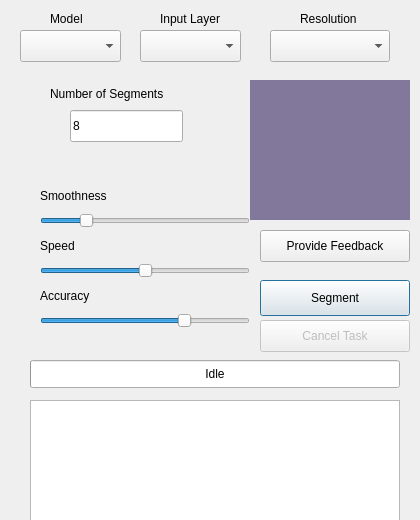
This is segmenter_dialog_base.ui in sirebellum/qgis-segmentation as Qt 5 draws it before an edit. The edited form follows.
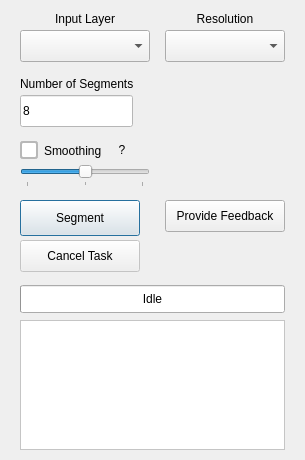
This is the edited form.

```diff
--- a/segmenter_dialog_base.ui
+++ b/segmenter_dialog_base.ui
@@ -6,363 +6,146 @@
    <rect>
     <x>0</x>
     <y>0</y>
-    <width>420</width>
-    <height>520</height>
+    <width>305</width>
+    <height>460</height>
    </rect>
   </property>
   <property name="windowTitle">
    <string>Map Segmenter</string>
   </property>
-  <property name="toolTip">
-   <string/>
+  <property name="styleSheet">
+   <string notr="true">QComboBox { color: palette(text); }
+QComboBox QAbstractItemView { color: palette(text); }
+QCheckBox { color: palette(text); spacing: 6px; }
+QCheckBox::indicator { width: 14px; height: 14px; background-color: palette(base); border: 2px solid palette(mid); border-radius: 3px; }
+QCheckBox::indicator:checked { background-color: #9370db; border-color: #9370db; }
+QCheckBox::indicator:hover { border-color: palette(highlight); }
+QPushButton { color: palette(text); }
+QToolButton { color: palette(text); }
+QLabel { color: palette(text); }
+QLineEdit { color: palette(text); background-color: palette(base); }
+QPlainTextEdit { color: palette(text); background-color: palette(base); }
+QProgressBar { color: palette(text); }
+QSlider { color: palette(text); }
+QDialog { background-color: palette(window); }</string>
   </property>
-  <property name="statusTip">
-   <string/>
-  </property>
-  <property name="whatsThis">
-   <string/>
-  </property>
-  <widget class="QPushButton" name="buttonPredict">
+
+  <widget class="QLabel" name="labelInputLayer">
    <property name="geometry">
-    <rect>
-      <x>260</x>
-      <y>280</y>
-      <width>150</width>
-      <height>36</height>
-    </rect>
+    <rect><x>20</x><y>10</y><width>130</width><height>18</height></rect>
    </property>
-   <property name="toolTip">
-    <string>Segment the map!</string>
-   </property>
-   <property name="text">
-    <string>Segment</string>
-   </property>
-  </widget>
-  <widget class="QPushButton" name="buttonStop">
-   <property name="enabled">
-    <bool>false</bool>
-   </property>
-   <property name="geometry">
-    <rect>
-      <x>260</x>
-      <y>320</y>
-      <width>150</width>
-      <height>32</height>
-    </rect>
-   </property>
-   <property name="text">
-    <string>Cancel Task</string>
-   </property>
-  </widget>
-  <widget class="QPlainTextEdit" name="inputBox">
-   <property name="geometry">
-    <rect>
-      <x>30</x>
-      <y>400</y>
-      <width>370</width>
-      <height>140</height>
-    </rect>
-   </property>
-   <property name="plainText">
-        <string/>
-   </property>
-   <property name="overwriteMode">
-    <bool>false</bool>
-   </property>
-   <property name="backgroundVisible">
-    <bool>false</bool>
-   </property>
-  </widget>
-  <widget class="QProgressBar" name="jobProgress">
-   <property name="geometry">
-    <rect>
-      <x>30</x>
-      <y>360</y>
-      <width>370</width>
-      <height>28</height>
-    </rect>
-   </property>
-   <property name="minimum">
-    <number>0</number>
-   </property>
-   <property name="maximum">
-    <number>100</number>
-   </property>
-   <property name="value">
-    <number>0</number>
-   </property>
-   <property name="format">
-    <string>Idle</string>
-   </property>
-   <property name="textVisible">
-    <bool>true</bool>
-   </property>
-  </widget>
-  <widget class="QLabel" name="imageLarge">
-   <property name="geometry">
-    <rect>
-      <x>250</x>
-      <y>80</y>
-      <width>160</width>
-      <height>140</height>
-    </rect>
-   </property>
-   <property name="styleSheet">
-    <string notr="true">background-color: rgba(44, 29, 90, 144);</string>
-   </property>
-   <property name="text">
-    <string/>
-   </property>
-  <property name="alignment">
-   <set>Qt::AlignCenter</set>
-  </property>
-  </widget>
-  <widget class="QComboBox" name="inputLoadModel">
-   <property name="geometry">
-    <rect>
-      <x>20</x>
-      <y>30</y>
-      <width>101</width>
-      <height>32</height>
-    </rect>
-   </property>
-   <property name="toolTip">
-    <string/>
-   </property>
-   <property name="currentText">
-    <string/>
-   </property>
-   <property name="placeholderText">
-    <string>K-Means</string>
-   </property>
-  </widget>
-  <widget class="QLabel" name="labelLoadModel">
-   <property name="geometry">
-    <rect>
-      <x>50</x>
-      <y>10</y>
-      <width>81</width>
-      <height>18</height>
-    </rect>
-   </property>
-   <property name="text">
-    <string comment="Number of segments to divide input into">Model</string>
-   </property>
-  </widget>
-  <widget class="QLabel" name="labelSegments">
-   <property name="geometry">
-    <rect>
-      <x>50</x>
-      <y>85</y>
-      <width>161</width>
-      <height>18</height>
-    </rect>
-   </property>
-   <property name="text">
-    <string comment="Number of segments to divide input into">Number of Segments</string>
-   </property>
+   <property name="text"><string>Input Layer</string></property>
+   <property name="alignment"><set>Qt::AlignCenter</set></property>
   </widget>
   <widget class="QComboBox" name="inputLayer">
    <property name="geometry">
-    <rect>
-      <x>140</x>
-      <y>30</y>
-      <width>101</width>
-      <height>32</height>
-    </rect>
+    <rect><x>20</x><y>30</y><width>130</width><height>32</height></rect>
    </property>
-   <property name="toolTip">
-    <string/>
-   </property>
-   <property name="currentText">
-    <string/>
-   </property>
-   <property name="placeholderText">
-    <string/>
-   </property>
+   <property name="toolTip"><string>Select a 3-band GeoTIFF raster layer for K-Means segmentation.</string></property>
   </widget>
-  <widget class="QLabel" name="labelLoadModel_2">
+
+  <widget class="QLabel" name="labelResolution">
    <property name="geometry">
-    <rect>
-      <x>160</x>
-      <y>10</y>
-      <width>81</width>
-      <height>18</height>
-    </rect>
+    <rect><x>165</x><y>10</y><width>120</width><height>18</height></rect>
    </property>
-   <property name="text">
-    <string comment="Number of segments to divide input into">Input Layer</string>
-   </property>
-  </widget>
-  <widget class="QLabel" name="labelLoadModel_3">
-   <property name="geometry">
-    <rect>
-      <x>300</x>
-      <y>10</y>
-      <width>81</width>
-      <height>18</height>
-    </rect>
-   </property>
-   <property name="accessibleDescription">
-    <string/>
-   </property>
-   <property name="text">
-    <string comment="Number of segments to divide input into">Resolution</string>
-   </property>
+   <property name="text"><string>Resolution</string></property>
+   <property name="alignment"><set>Qt::AlignCenter</set></property>
   </widget>
   <widget class="QComboBox" name="inputRes">
    <property name="geometry">
-    <rect>
-      <x>270</x>
-      <y>30</y>
-      <width>120</width>
-      <height>32</height>
-    </rect>
+    <rect><x>165</x><y>30</y><width>120</width><height>32</height></rect>
    </property>
-   <property name="toolTip">
-    <string>Higher resolution means more detailed segment map.</string>
+   <property name="toolTip"><string>Block resolution for K-Means clustering.</string></property>
+  </widget>
+
+  <widget class="QLabel" name="labelSegments">
+   <property name="geometry">
+    <rect><x>20</x><y>75</y><width>161</width><height>18</height></rect>
    </property>
-   <property name="currentText">
-    <string/>
-   </property>
-   <property name="placeholderText">
-    <string/>
-   </property>
+   <property name="text"><string>Number of Segments</string></property>
   </widget>
   <widget class="QLineEdit" name="inputSegments">
    <property name="geometry">
-    <rect>
-      <x>70</x>
-      <y>110</y>
-      <width>113</width>
-      <height>32</height>
-    </rect>
+    <rect><x>20</x><y>95</y><width>113</width><height>32</height></rect>
    </property>
-   <property name="text">
-    <string>8</string>
+   <property name="text"><string>8</string></property>
+  </widget>
+
+  <widget class="QCheckBox" name="checkSmoothing">
+   <property name="geometry">
+    <rect><x>20</x><y>140</y><width>90</width><height>21</height></rect>
    </property>
-   <property name="placeholderText">
-    <string/>
-   </property>
+   <property name="text"><string>Smoothing</string></property>
+   <property name="toolTip"><string>Enable or disable post-process smoothing.</string></property>
+   <property name="checked"><bool>false</bool></property>
   </widget>
-  <widget class="QLabel" name="labelSmoothness">
+  <widget class="QToolButton" name="infoSmoothing">
    <property name="geometry">
-    <rect>
-     <x>40</x>
-     <y>185</y>
-     <width>151</width>
-     <height>21</height>
-    </rect>
+    <rect><x>112</x><y>140</y><width>20</width><height>20</height></rect>
    </property>
-   <property name="text">
-    <string>Smoothness</string>
-   </property>
+   <property name="text"><string>?</string></property>
+   <property name="toolTip"><string>&lt;b&gt;Smoothing&lt;/b&gt;&lt;br/&gt;Controls post-process boundary smoothing.&lt;br/&gt;Kernel size scales with resolution.&lt;br/&gt;&lt;br/&gt;&lt;b&gt;Low:&lt;/b&gt; Light smoothing (5-20px).&lt;br/&gt;&lt;b&gt;Medium:&lt;/b&gt; Moderate smoothing (11-44px).&lt;br/&gt;&lt;b&gt;High:&lt;/b&gt; Strong smoothing (21-84px, 2 passes).&lt;br/&gt;&lt;br/&gt;Only applies when the checkbox is enabled.</string></property>
+   <property name="autoRaise"><bool>true</bool></property>
   </widget>
   <widget class="QSlider" name="sliderSmoothness">
    <property name="geometry">
-    <rect>
-    <x>40</x>
-    <y>210</y>
-    <width>210</width>
-    <height>22</height>
-    </rect>
+    <rect><x>20</x><y>165</y><width>130</width><height>22</height></rect>
    </property>
-   <property name="minimum">
-    <number>0</number>
-   </property>
-   <property name="maximum">
-    <number>100</number>
-   </property>
-   <property name="value">
-    <number>20</number>
-   </property>
-   <property name="orientation">
-    <enum>Qt::Horizontal</enum>
-   </property>
+   <property name="minimum"><number>0</number></property>
+   <property name="maximum"><number>2</number></property>
+   <property name="value"><number>1</number></property>
+   <property name="orientation"><enum>Qt::Horizontal</enum></property>
+   <property name="tickPosition"><enum>QSlider::TicksBelow</enum></property>
+   <property name="tickInterval"><number>1</number></property>
   </widget>
-  <widget class="QLabel" name="labelSpeed">
+
+  <widget class="QPushButton" name="buttonPredict">
    <property name="geometry">
-    <rect>
-    <x>40</x>
-    <y>235</y>
-    <width>151</width>
-    <height>21</height>
-    </rect>
+    <rect><x>20</x><y>200</y><width>120</width><height>36</height></rect>
    </property>
-   <property name="text">
-    <string>Speed</string>
-   </property>
+   <property name="toolTip"><string>Segment the map!</string></property>
+   <property name="text"><string>Segment</string></property>
   </widget>
-  <widget class="QSlider" name="sliderSpeed">
+  <widget class="QPushButton" name="buttonStop">
+   <property name="enabled"><bool>false</bool></property>
    <property name="geometry">
-    <rect>
-     <x>40</x>
-     <y>260</y>
-     <width>210</width>
-     <height>22</height>
-    </rect>
+    <rect><x>20</x><y>240</y><width>120</width><height>32</height></rect>
    </property>
-   <property name="minimum">
-    <number>0</number>
-   </property>
-   <property name="maximum">
-    <number>100</number>
-   </property>
-   <property name="value">
-    <number>50</number>
-   </property>
-   <property name="orientation">
-    <enum>Qt::Horizontal</enum>
-   </property>
+   <property name="text"><string>Cancel Task</string></property>
   </widget>
-  <widget class="QLabel" name="labelAccuracy">
-   <property name="geometry">
-    <rect>
-     <x>40</x>
-     <y>285</y>
-     <width>151</width>
-     <height>21</height>
-    </rect>
-   </property>
-   <property name="text">
-    <string>Accuracy</string>
-   </property>
-  </widget>
-  <widget class="QSlider" name="sliderAccuracy">
-   <property name="geometry">
-    <rect>
-     <x>40</x>
-     <y>310</y>
-     <width>210</width>
-     <height>22</height>
-    </rect>
-   </property>
-   <property name="minimum">
-    <number>0</number>
-   </property>
-   <property name="maximum">
-    <number>100</number>
-   </property>
-   <property name="value">
-    <number>70</number>
-   </property>
-   <property name="orientation">
-    <enum>Qt::Horizontal</enum>
-   </property>
-  </widget>
+
   <widget class="QPushButton" name="buttonFeedback">
    <property name="geometry">
-    <rect>
-      <x>260</x>
-      <y>230</y>
-      <width>150</width>
-      <height>32</height>
-    </rect>
+    <rect><x>165</x><y>200</y><width>120</width><height>32</height></rect>
    </property>
-   <property name="text">
-    <string>Provide Feedback</string>
+   <property name="text"><string>Provide Feedback</string></property>
+  </widget>
+
+  <widget class="QLabel" name="imageLarge">
+   <property name="geometry">
+    <rect><x>165</x><y>75</y><width>120</width><height>120</height></rect>
    </property>
   </widget>
+
+  <widget class="QProgressBar" name="jobProgress">
+   <property name="geometry">
+    <rect><x>20</x><y>285</y><width>265</width><height>28</height></rect>
+   </property>
+   <property name="minimum"><number>0</number></property>
+   <property name="maximum"><number>100</number></property>
+   <property name="value"><number>0</number></property>
+   <property name="format"><string>Idle</string></property>
+   <property name="textVisible"><bool>true</bool></property>
+  </widget>
+
+  <widget class="QPlainTextEdit" name="inputBox">
+   <property name="geometry">
+    <rect><x>20</x><y>320</y><width>265</width><height>130</height></rect>
+   </property>
+   <property name="overwriteMode"><bool>false</bool></property>
+   <property name="backgroundVisible"><bool>false</bool></property>
+  </widget>
+
  </widget>
  <resources/>
  <connections/>
```
Left out of the diff: 3 changed lines with no effect on the pictures.
